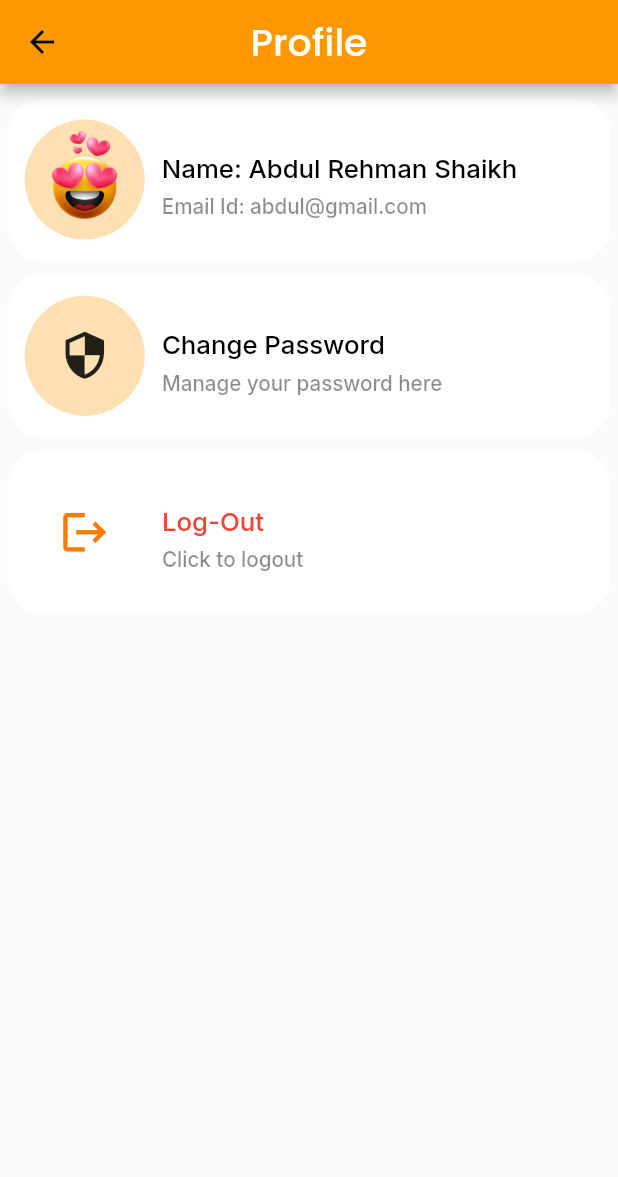
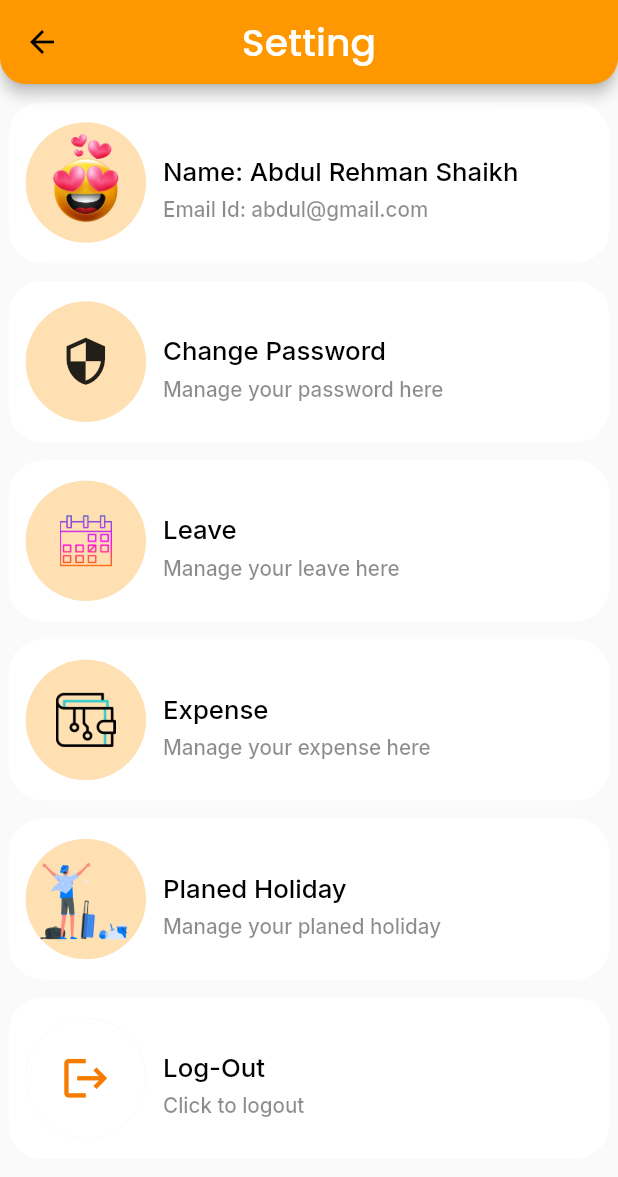
Before and after one commit to ShaikhAbdul007/e_trans, a Flutter app: the ProfileScreen screen opened by its route, on a phone screen of 412 x 824 dp. Shown: the top 1177 px of the screen. Run offline on Flutter 3.47's test engine with Material 2 defaults, Android fonts, the phone set to English and light mode, and no system bars; our stand-ins replace flutter_screenutil, get, get_storage, google_fonts, table_calendar; accounts and stored records are empty; network calls fail.

Commit message:
on tap and logout fun added

```diff
--- a/lib/view/setting_page.dart
+++ b/lib/view/setting_page.dart
@@ -1,23 +1,190 @@
 import 'package:flutter/material.dart';
 import 'package:flutter_screenutil/flutter_screenutil.dart';
-import 'package:trasn_human_resource_managment/widget/helper.dart';
+import 'package:get/get.dart';
+import '../viewModel/login_view_model.dart';
+import '../widget/helper.dart';
+import 'change_password_page.dart';
+import 'login_page.dart';
+import 'user_profile_page.dart';
 
 class ProfileScreen extends StatelessWidget {
   const ProfileScreen({super.key});
 
   @override
   Widget build(BuildContext context) {
+    LoginViewModel loginViewModel = Get.put(LoginViewModel());
     return Scaffold(
       appBar: AppBar(
+        shape: RoundedRectangleBorder(
+            borderRadius: BorderRadius.only(
+          bottomLeft: Radius.circular(15.r),
+          bottomRight: Radius.circular(15.r),
+        )),
         centerTitle: true,
         title: Text(
-          'Profile',
+          'Setting',
           style: Theme.of(context).textTheme.headline5,
         ),
       ),
       body: ListView(shrinkWrap: true, children: [
-        Container(
-          margin: const EdgeInsets.only(top: 10, left: 5, right: 5),
+        ProfileItem(
+          onTap: () {
+            Get.to(() => const UserProfilePage());
+          },
+          tittle: 'Name: Abdul Rehman Shaikh',
+          subTittle: 'Email Id: abdul@gmail.com',
+          childWidget: CircleAvatar(
+            radius: 40.r,
+            child: const Image(
+              image: AssetImage('asset/successEmoji.png'),
+            ),
+          ),
+        ),
+        ProfileItem(
+          onTap: () {
+            Get.to(() => const ChangePasswordScreen());
+          },
+          tittle: 'Change Password',
+          subTittle: 'Manage your password here',
+          childWidget: CircleAvatar(
+              radius: 35.r,
+              child: Icon(
+                Icons.security_outlined,
+                size: 30.sp,
+              )),
+        ),
+        ProfileItem(
+          onTap: () {},
+          tittle: 'Leave',
+          subTittle: 'Manage your leave here',
+          childWidget: CircleAvatar(
+              radius: 35.r,
+              child: const Image(
+                height: 35,
+                image: AssetImage('asset/calendar.png'),
+              )),
+        ),
+        ProfileItem(
+          onTap: () {},
+          tittle: 'Expense',
+          subTittle: 'Manage your expense here',
+          childWidget: CircleAvatar(
+              radius: 35.r,
+              child: const Image(
+                height: 40,
+                image: AssetImage('asset/ewallet.png'),
+              )),
+        ),
+        ProfileItem(
+          onTap: () {},
+          tittle: 'Planed Holiday',
+          subTittle: 'Manage your planed holiday',
+          childWidget: CircleAvatar(
+              radius: 35.r,
+              child: const Image(
+                image: AssetImage('asset/leave.png'),
+              )),
+        ),
+        ProfileItem(
+          onTap: () => getDialog(context, loginViewModel),
+          tittle: 'Log-Out',
+          subTittle: 'Click to logout',
+          childWidget: CircleAvatar(
+              backgroundColor: Colors.white,
+              radius: 35.r,
+              child: Icon(
+                Icons.logout,
+                size: 30.sp,
+              )),
+        ),
+      ]),
+    );
+  }
+
+  getDialog(BuildContext context, LoginViewModel loginViewModel) =>
+      Get.defaultDialog(
+          barrierDismissible: true,
+          backgroundColor: Colors.grey.shade100,
+          title: 'Alert',
+          middleText: 'Are you want to logout ?',
+          titleStyle: Theme.of(context).textTheme.headline4?.copyWith(
+              fontSize: 15.sp,
+              color: Colors.black,
+              fontWeight: FontWeight.bold),
+          middleTextStyle: Theme.of(context)
+              .textTheme
+              .headline6
+              ?.copyWith(fontSize: 16.sp, color: Colors.red),
+          actions: [
+            Padding(
+              padding: const EdgeInsets.only(left: 60),
+              child: Row(
+                children: [
+                  Obx(
+                    () => TextButton(
+                        style: ButtonStyle(
+                            backgroundColor:
+                                MaterialStateProperty.all<Color>(Colors.black)),
+                        onPressed: () {
+                          loginViewModel.isLoading.value = true;
+                          Future.delayed(const Duration(seconds: 2), () {
+                            loginViewModel.removeUser();
+                            loginViewModel.saveLogIn(false);
+                            loginViewModel.isLoading.value = false;
+                            Get.offAll(() => const LoginScreen());
+                          });
+                        },
+                        child: loginViewModel.isLoading.value
+                            ? const CircularProgressIndicator()
+                            : Text(
+                                'Yes',
+                                style: Theme.of(context)
+                                    .textTheme
+                                    .headline4
+                                    ?.copyWith(
+                                        fontSize: 16.sp, color: Colors.white),
+                              )),
+                  ),
+                  setWidth(10),
+                  TextButton(
+                      style: ButtonStyle(
+                          backgroundColor:
+                              MaterialStateProperty.all<Color>(Colors.black)),
+                      onPressed: () {
+                        Get.back();
+                      },
+                      child: Text(
+                        'No',
+                        style: Theme.of(context)
+                            .textTheme
+                            .headline4
+                            ?.copyWith(fontSize: 16.sp, color: Colors.white),
+                      )),
+                ],
+              ),
+            ),
+          ],
+          radius: 20);
+}
+
+class ProfileItem extends StatelessWidget {
+  final String tittle;
+  final String subTittle;
+  final Widget childWidget;
+  final VoidCallback onTap;
+  const ProfileItem(
+      {super.key,
+      required this.tittle,
+      required this.subTittle,
+      required this.childWidget,
+      required this.onTap});
+
+  @override
+  Widget build(BuildContext context) {
+    return InkWell(
+      onTap: onTap,
+      child: Container(
+        margin: EdgeInsets.only(top: 10.h, left: 5.w, right: 5.w),
         decoration: BoxDecoration(
             color: Colors.white, borderRadius: BorderRadius.circular(20.r)),
         height: 90.h,
@@ -26,12 +193,7 @@ class ProfileScreen extends StatelessWidget {
           children: [
             Padding(
               padding: EdgeInsets.only(left: 10.w),
-                child: const CircleAvatar(
-                  radius: 40,
-                  child: Image(
-                    image: AssetImage('asset/successEmoji.png'),
-                  ),
-                ),
+              child: CircleAvatar(radius: 35.r, child: childWidget),
             ),
             setWidth(10),
             Padding(
@@ -40,95 +202,55 @@ class ProfileScreen extends StatelessWidget {
                 crossAxisAlignment: CrossAxisAlignment.start,
                 children: [
                   Text(
-                      'Name: Abdul Rehman Shaikh',
+                    tittle,
                     style: Theme.of(context).textTheme.bodyText2,
                   ),
                   setHeight(6),
-                    Text('Email Id: abdul@gmail.com',
-                        style: Theme.of(context).textTheme.bodyText1),
-                  ],
-                ),
-              )
-            ],
-          ),
-        ),
-        Container(
-          margin: const EdgeInsets.only(top: 10, left: 5, right: 5),
-          decoration: BoxDecoration(
-              color: Colors.white, borderRadius: BorderRadius.circular(20.r)),
-          height: 90.h,
-          width: 345.w,
-          child: Row(
-            children: [
-              Padding(
-                padding: EdgeInsets.only(left: 10.w),
-                child: CircleAvatar(
-                    radius: 35.r,
-                    child: Icon(
-                      Icons.security_outlined,
-                      size: 30.sp,
-                    )),
-              ),
-              setWidth(10),
-              Padding(
-                padding: EdgeInsets.only(top: 30.h),
-                child: Column(
-                  crossAxisAlignment: CrossAxisAlignment.start,
-                  children: [
-                    Text(
-                      'Change Password',
-                      style: Theme.of(context).textTheme.bodyText2,
-                    ),
-                    setHeight(6),
-                    Text('Manage your password here',
-                        style: Theme.of(context).textTheme.bodyText1),
+                  Text(subTittle, style: Theme.of(context).textTheme.bodyText1),
                 ],
               ),
             ),
           ],
         ),
       ),
-        Container(
-          margin: const EdgeInsets.only(top: 10, left: 5, right: 5),
-          decoration: BoxDecoration(
-              color: Colors.white, borderRadius: BorderRadius.circular(20.r)),
-          height: 90.h,
-          width: 345.w,
-          child: Row(
-            children: [
-              Padding(
-                padding: EdgeInsets.only(left: 10.w),
-                child: CircleAvatar(
-                    backgroundColor: Colors.white,
-                    radius: 35.r,
-                    child: Icon(
-                      Icons.logout,
-                      size: 30.sp,
-                    )),
-              ),
-              setWidth(10),
-              Padding(
-                padding: EdgeInsets.only(top: 30.h),
-                child: Column(
-                  crossAxisAlignment: CrossAxisAlignment.start,
-                  children: [
-                    Text(
-                      'Log-Out',
-                      style: Theme.of(context)
-                          .textTheme
-                          .bodyText2!
-                          .copyWith(color: Colors.red),
-                    ),
-                    setHeight(6),
-                    Text('Click to logout',
-                        style: Theme.of(context).textTheme.bodyText1),
-                  ],
-                ),
-              ),
-            ],
-          ),
-        ),
-      ]),
     );
   }
 }
+
+
+//  Container(
+//           margin: const EdgeInsets.only(top: 10, left: 5, right: 5),
+//           decoration: BoxDecoration(
+//               color: Colors.white, borderRadius: BorderRadius.circular(20.r)),
+//           height: 90.h,
+//           width: 345.w,
+//           child: Row(
+//             children: [
+//               Padding(
+//                 padding: EdgeInsets.only(left: 10.w),
+//                 child: const CircleAvatar(
+//                   radius: 40,
+//                   child: Image(
+//                     image: AssetImage('asset/successEmoji.png'),
+//                   ),
+//                 ),
+//               ),
+//               setWidth(10),
+//               Padding(
+//                 padding: EdgeInsets.only(top: 30.h),
+//                 child: Column(
+//                   crossAxisAlignment: CrossAxisAlignment.start,
+//                   children: [
+//                     Text(
+//                       'Name: Abdul Rehman Shaikh',
+//                       style: Theme.of(context).textTheme.bodyText2,
+//                     ),
+//                     setHeight(6),
+//                     Text('Email Id: abdul@gmail.com',
+//                         style: Theme.of(context).textTheme.bodyText1),
+//                   ],
+//                 ),
+//               )
+//             ],
+//           ),
+//         ),
```
Lines whose indentation alone changed are shown as unchanged.
